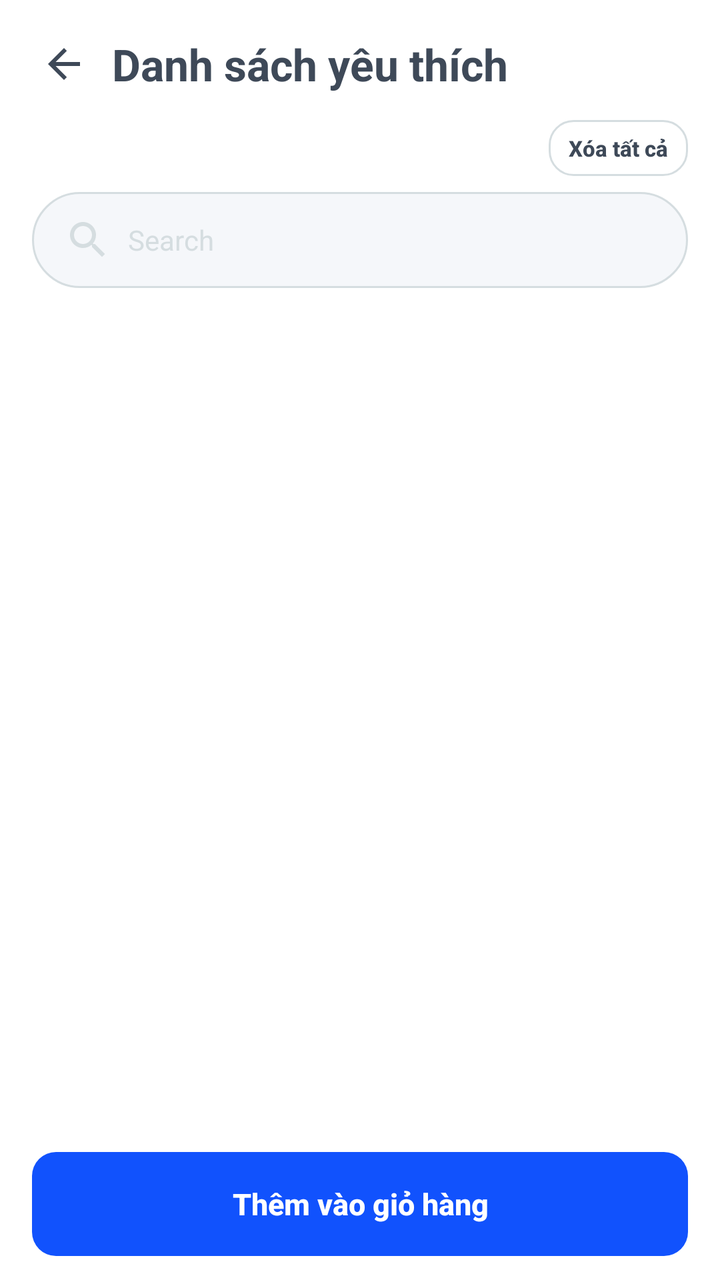
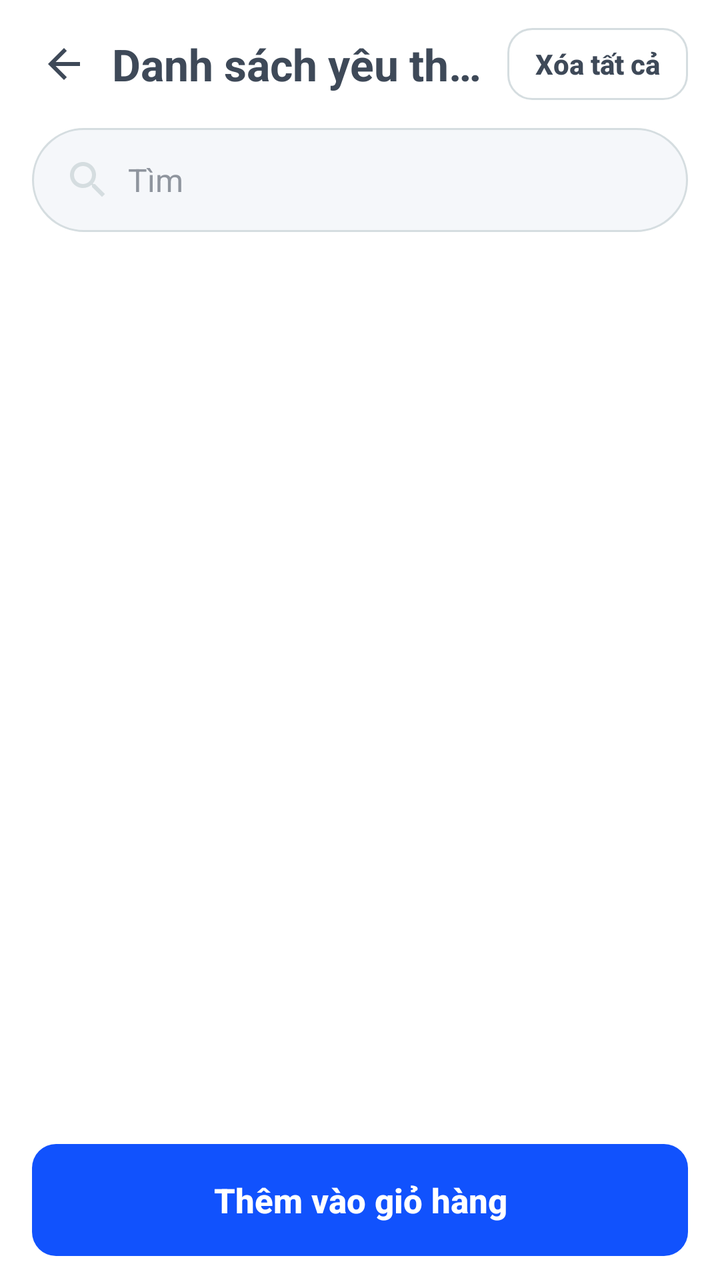

An Android layout rendered at two revisions. The XML below is the earlier revision; the diff shows what the commit changed to produce the second picture.
<!-- AndroidManifest.xml: application theme Theme.NT118R12 -->
<!-- res/layout/fragment_wishlist.xml -->
<?xml version="1.0" encoding="utf-8"?>
<androidx.constraintlayout.widget.ConstraintLayout xmlns:android="http://schemas.android.com/apk/res/android"
    xmlns:app="http://schemas.android.com/apk/res-auto"
    android:id="@+id/root_wishlist"
    android:layout_width="match_parent"
    android:layout_height="match_parent"
    android:background="@color/surface">

    <androidx.constraintlayout.widget.ConstraintLayout
        android:id="@+id/header_wishlist"
        android:layout_width="0dp"
        android:layout_height="wrap_content"
        android:background="@color/surface"
        app:layout_constraintEnd_toEndOf="parent"
        app:layout_constraintStart_toStartOf="parent"
        app:layout_constraintTop_toTopOf="parent">

        <ImageButton
            android:id="@+id/btn_back"
            android:layout_width="48dp"
            android:layout_height="48dp"
            android:layout_marginStart="8dp"
            android:layout_marginTop="8dp"
            android:background="?attr/selectableItemBackgroundBorderless"
            android:src="@drawable/ic_back"
            app:layout_constraintStart_toStartOf="parent"
            app:layout_constraintTop_toTopOf="parent"
            app:tint="@color/text_primary" />

        <TextView
            android:id="@+id/tv_title"
            android:layout_width="0dp"
            android:layout_height="wrap_content"
            android:layout_marginEnd="16dp"
            android:ellipsize="end"
            android:maxLines="1"
            android:text="Danh sách yêu thích"
            android:textColor="@color/text_primary"
            android:textSize="22sp"
            android:textStyle="bold"
            app:layout_constraintBottom_toBottomOf="@id/btn_back"
            app:layout_constraintEnd_toEndOf="parent"
            app:layout_constraintStart_toEndOf="@id/btn_back"
            app:layout_constraintTop_toTopOf="@id/btn_back" />

        <androidx.appcompat.widget.AppCompatButton
            android:id="@+id/btn_clear_all"
            android:layout_width="wrap_content"
            android:layout_height="28dp"
            android:layout_marginTop="4dp"
            android:layout_marginEnd="16dp"
            android:background="@drawable/bg_card"
            android:elevation="0dp"
            android:minWidth="0dp"
            android:minHeight="0dp"
            android:paddingHorizontal="10dp"
            android:stateListAnimator="@null"
            android:text="Xóa tất cả"
            android:textAllCaps="false"
            android:textColor="@color/text_primary"
            android:textSize="11sp"
            android:textStyle="bold"
            app:layout_constraintEnd_toEndOf="parent"
            app:layout_constraintTop_toBottomOf="@id/btn_back" />

        <EditText
            android:id="@+id/et_search"
            android:layout_width="0dp"
            android:layout_height="48dp"
            android:layout_marginStart="16dp"
            android:layout_marginTop="8dp"
            android:layout_marginEnd="16dp"
            android:layout_marginBottom="12dp"
            android:background="@drawable/bg_search"
            android:drawableStart="@drawable/ic_search"
            android:drawablePadding="8dp"
            android:hint="Search"
            android:imeOptions="actionSearch"
            android:inputType="text"
            android:maxLines="1"
            android:paddingHorizontal="16dp"
            android:textColor="@color/text_primary"
            android:textColorHint="@color/text_secondary"
            android:textSize="14sp"
            app:layout_constraintEnd_toEndOf="parent"
            app:layout_constraintStart_toStartOf="parent"
            app:layout_constraintTop_toBottomOf="@id/btn_clear_all" />
    </androidx.constraintlayout.widget.ConstraintLayout>

    <androidx.recyclerview.widget.RecyclerView
        android:id="@+id/rv_wishlist"
        android:layout_width="0dp"
        android:layout_height="0dp"
        android:clipToPadding="false"
        android:overScrollMode="never"
        android:paddingTop="4dp"
        android:paddingBottom="8dp"
        app:layoutManager="androidx.recyclerview.widget.LinearLayoutManager"
        app:layout_constraintBottom_toTopOf="@id/btn_add_all_to_cart"
        app:layout_constraintEnd_toEndOf="parent"
        app:layout_constraintStart_toStartOf="parent"
        app:layout_constraintTop_toBottomOf="@id/header_wishlist" />

    <androidx.appcompat.widget.AppCompatButton
        android:id="@+id/btn_add_all_to_cart"
        android:layout_width="0dp"
        android:layout_height="52dp"
        android:layout_marginStart="16dp"
        android:layout_marginEnd="16dp"
        android:layout_marginBottom="12dp"
        android:background="@drawable/bg_btn_primary"
        android:elevation="0dp"
        android:stateListAnimator="@null"
        android:text="Thêm vào giỏ hàng"
        android:textAllCaps="false"
        android:textColor="@color/white"
        android:textSize="15sp"
        android:textStyle="bold"
        app:layout_constraintBottom_toBottomOf="parent"
        app:layout_constraintEnd_toEndOf="parent"
        app:layout_constraintStart_toStartOf="parent" />

    <TextView
        android:id="@+id/tv_empty"
        android:layout_width="wrap_content"
        android:layout_height="wrap_content"
        android:text="Chưa có sản phẩm yêu thích"
        android:textColor="@color/text_secondary"
        android:textSize="14sp"
        android:visibility="gone"
        app:layout_constraintBottom_toBottomOf="@id/rv_wishlist"
        app:layout_constraintEnd_toEndOf="@id/rv_wishlist"
        app:layout_constraintStart_toStartOf="@id/rv_wishlist"
        app:layout_constraintTop_toTopOf="@id/rv_wishlist" />

</androidx.constraintlayout.widget.ConstraintLayout>
<!-- resources referenced by this layout -->
<resources>
  <color name="surface">#FFFFFF</color>
  <color name="text_primary">#3E4958</color>
  <color name="text_secondary">#D5DDE0</color>
  <color name="white">#FFFFFFFF</color>
  <!-- drawable bg_btn_primary (drawable) -->
  <?xml version="1.0" encoding="utf-8"?>
  <shape xmlns:android="http://schemas.android.com/apk/res/android">
      <solid android:color="@color/primary" />
      <corners android:radius="12dp" />
  </shape>
  <!-- drawable bg_card (drawable) -->
  <?xml version="1.0" encoding="utf-8"?>
  <shape xmlns:android="http://schemas.android.com/apk/res/android">
      <solid android:color="@color/white" />
      <corners android:radius="12dp" />
      <stroke android:width="1dp" android:color="@color/border" />
  </shape>
  <!-- drawable bg_search (drawable) -->
  <?xml version="1.0" encoding="utf-8"?>
  <shape xmlns:android="http://schemas.android.com/apk/res/android">
      <solid android:color="@color/bg_gray_light" />
      <corners android:radius="100dp" />
      <stroke android:width="1dp" android:color="@color/border" />
  </shape>
  <!-- drawable ic_back (drawable) -->
  <?xml version="1.0" encoding="utf-8"?>
  <vector xmlns:android="http://schemas.android.com/apk/res/android"
      android:width="24dp"
      android:height="24dp"
      android:viewportWidth="24"
      android:viewportHeight="24">
      <path
          android:fillColor="#FF000000"
          android:pathData="M20,11H7.83l5.59,-5.59L12,4l-8,8 8,8 1.41,-1.41L7.83,13H20v-2z" />
  </vector>
  <!-- drawable ic_search (drawable) -->
  <?xml version="1.0" encoding="utf-8"?>
  <vector xmlns:android="http://schemas.android.com/apk/res/android"
      android:width="24dp"
      android:height="24dp"
      android:viewportWidth="24"
      android:viewportHeight="24">
      <path
          android:fillColor="@color/text_secondary"
          android:pathData="M15.5,14h-0.79l-0.28,-0.27C15.41,12.59 16,11.11 16,9.5 16,5.91 13.09,3 9.5,3S3,5.91 3,9.5 5.91,16 9.5,16c1.61,0 3.09,-0.59 4.23,-1.57l0.27,0.28v0.79l5,4.99L20.49,19l-4.99,-5zM9.5,14C7.01,14 5,11.99 5,9.5S7.01,5 9.5,5 14,7.01 14,9.5 11.99,14 9.5,14z" />
  </vector>
  <style name="Theme.NT118R12" parent="Theme.MaterialComponents.Light.NoActionBar.Bridge" />
  <color name="primary">#1152FD</color>
  <color name="border">#D5DDE0</color>
  <color name="bg_gray_light">#F5F7FA</color>
</resources>

<!-- the commit's change to res/layout/fragment_wishlist.xml (unified diff, before → after) -->
@@ -22,6 +22,7 @@
             android:layout_marginStart="8dp"
             android:layout_marginTop="8dp"
             android:background="?attr/selectableItemBackgroundBorderless"
+            android:contentDescription="Quay lại"
             android:src="@drawable/ic_back"
             app:layout_constraintStart_toStartOf="parent"
             app:layout_constraintTop_toTopOf="parent"
@@ -31,7 +32,7 @@
             android:id="@+id/tv_title"
             android:layout_width="0dp"
             android:layout_height="wrap_content"
-            android:layout_marginEnd="16dp"
+            android:layout_marginEnd="8dp"
             android:ellipsize="end"
             android:maxLines="1"
             android:text="Danh sách yêu thích"
@@ -39,34 +40,34 @@
             android:textSize="22sp"
             android:textStyle="bold"
             app:layout_constraintBottom_toBottomOf="@id/btn_back"
-            app:layout_constraintEnd_toEndOf="parent"
+            app:layout_constraintEnd_toStartOf="@id/btn_clear_all"
             app:layout_constraintStart_toEndOf="@id/btn_back"
             app:layout_constraintTop_toTopOf="@id/btn_back" />
 
         <androidx.appcompat.widget.AppCompatButton
             android:id="@+id/btn_clear_all"
             android:layout_width="wrap_content"
-            android:layout_height="28dp"
-            android:layout_marginTop="4dp"
+            android:layout_height="36dp"
             android:layout_marginEnd="16dp"
             android:background="@drawable/bg_card"
             android:elevation="0dp"
             android:minWidth="0dp"
             android:minHeight="0dp"
-            android:paddingHorizontal="10dp"
+            android:paddingHorizontal="14dp"
             android:stateListAnimator="@null"
             android:text="Xóa tất cả"
             android:textAllCaps="false"
             android:textColor="@color/text_primary"
-            android:textSize="11sp"
+            android:textSize="14sp"
             android:textStyle="bold"
+            app:layout_constraintBottom_toBottomOf="@id/btn_back"
             app:layout_constraintEnd_toEndOf="parent"
-            app:layout_constraintTop_toBottomOf="@id/btn_back" />
+            app:layout_constraintTop_toTopOf="@id/btn_back" />
 
         <EditText
             android:id="@+id/et_search"
             android:layout_width="0dp"
-            android:layout_height="48dp"
+            android:layout_height="52dp"
             android:layout_marginStart="16dp"
             android:layout_marginTop="8dp"
             android:layout_marginEnd="16dp"
@@ -74,17 +75,17 @@
             android:background="@drawable/bg_search"
             android:drawableStart="@drawable/ic_search"
             android:drawablePadding="8dp"
-            android:hint="Search"
+            android:hint="Tìm "
             android:imeOptions="actionSearch"
             android:inputType="text"
             android:maxLines="1"
             android:paddingHorizontal="16dp"
             android:textColor="@color/text_primary"
-            android:textColorHint="@color/text_secondary"
-            android:textSize="14sp"
+            android:textColorHint="@color/text_muted"
+            android:textSize="16sp"
             app:layout_constraintEnd_toEndOf="parent"
             app:layout_constraintStart_toStartOf="parent"
-            app:layout_constraintTop_toBottomOf="@id/btn_clear_all" />
+            app:layout_constraintTop_toBottomOf="@id/btn_back" />
     </androidx.constraintlayout.widget.ConstraintLayout>
 
     <androidx.recyclerview.widget.RecyclerView
@@ -104,7 +105,7 @@
     <androidx.appcompat.widget.AppCompatButton
         android:id="@+id/btn_add_all_to_cart"
         android:layout_width="0dp"
-        android:layout_height="52dp"
+        android:layout_height="56dp"
         android:layout_marginStart="16dp"
         android:layout_marginEnd="16dp"
         android:layout_marginBottom="12dp"
@@ -114,7 +115,7 @@
         android:text="Thêm vào giỏ hàng"
         android:textAllCaps="false"
         android:textColor="@color/white"
-        android:textSize="15sp"
+        android:textSize="17sp"
         android:textStyle="bold"
         app:layout_constraintBottom_toBottomOf="parent"
         app:layout_constraintEnd_toEndOf="parent"
@@ -125,8 +126,8 @@
         android:layout_width="wrap_content"
         android:layout_height="wrap_content"
         android:text="Chưa có sản phẩm yêu thích"
-        android:textColor="@color/text_secondary"
-        android:textSize="14sp"
+        android:textColor="@color/text_muted"
+        android:textSize="16sp"
         android:visibility="gone"
         app:layout_constraintBottom_toBottomOf="@id/rv_wishlist"
         app:layout_constraintEnd_toEndOf="@id/rv_wishlist"
<!-- resource entries referenced after the edit -->
@@ -1,6 +1,7 @@
 <!-- resources referenced by this layout -->
 <resources>
   <color name="surface">#FFFFFF</color>
+  <color name="text_muted">#8F959E</color>
   <color name="text_primary">#3E4958</color>
   <color name="text_secondary">#D5DDE0</color>
   <color name="white">#FFFFFFFF</color>
